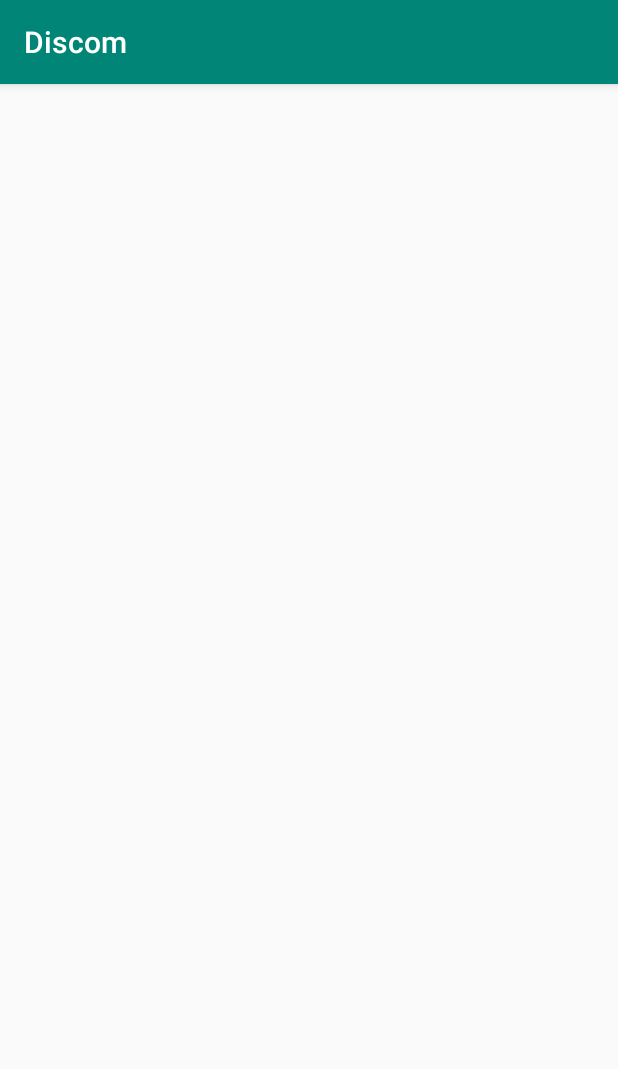
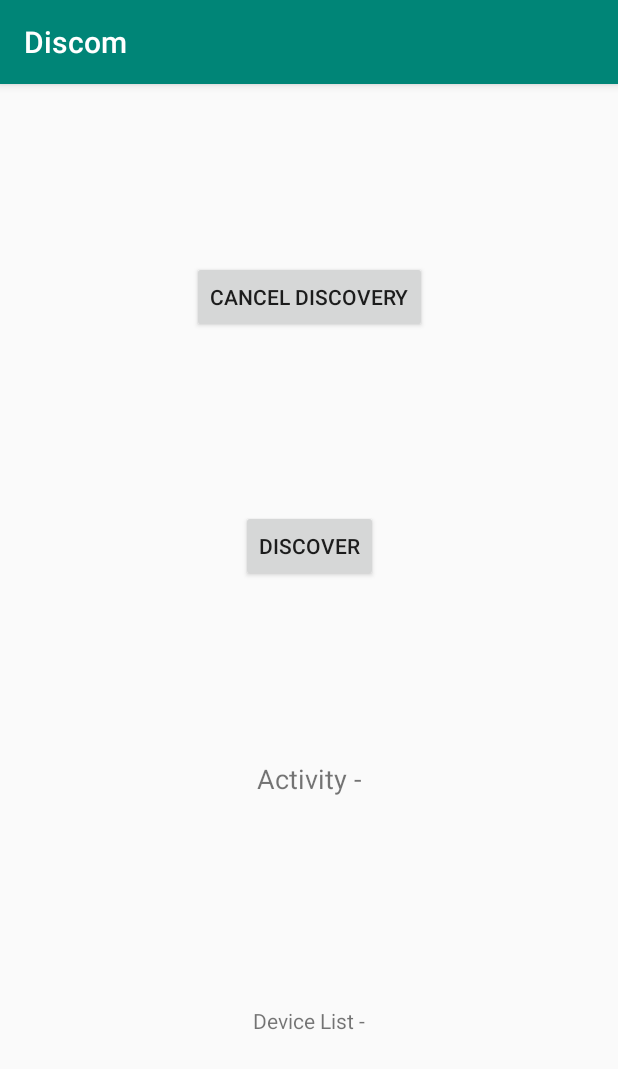
Before and after one commit to naishadh14/Discom, an Android app: the screen it shows after launch (MainActivity), on a phone screen of 412 x 824 dp. Shown: the top 1069 px of the screen. Run offline under Robolectric (Android 15) with nearby library versions, the phone set to English and light mode, and no system bars.

Commit message:
Added buttons for actions, and separate activity for connection

```diff
--- a/app/src/main/AndroidManifest.xml
+++ b/app/src/main/AndroidManifest.xml
@@ -17,6 +17,8 @@
         <activity android:name=".PairedDevices"
             android:parentActivityName=".ModifyBluetooth">
         </activity>
+        <activity android:name=".ConnectDevices">
+        </activity>
         <activity android:name=".MainActivity">
             <intent-filter>
                 <action android:name="android.intent.action.MAIN" />
--- a/app/src/main/java/com/example/discom/MainActivity.java
+++ b/app/src/main/java/com/example/discom/MainActivity.java
@@ -7,16 +7,33 @@ import android.content.Context;
 import android.content.Intent;
 import android.content.IntentFilter;
 import android.os.Bundle;
+import android.os.Parcelable;
+import android.text.method.ScrollingMovementMethod;
+import android.view.View;
+import android.widget.Button;
 import android.widget.TextView;
 
 import androidx.appcompat.app.AppCompatActivity;
 
+import java.io.Serializable;
+import java.util.ArrayList;
+import java.util.List;
+
 public class MainActivity extends AppCompatActivity {
+
+    List<DeviceInfo> discovered_devices;
+
     @Override
     protected void onCreate(Bundle savedInstanceState) {
         super.onCreate(savedInstanceState);
         setContentView(R.layout.activity_main);
+        this.discovered_devices = new ArrayList<DeviceInfo>();
         TextView text = (TextView) findViewById(R.id.textView3);
+        text.setMovementMethod(new ScrollingMovementMethod());
+        text.append("\n");
+
+        TextView text2 = (TextView) findViewById(R.id.textView4);
+        text2.append("\n");
 
         BluetoothAdapter bluetoothAdapter = BluetoothAdapter.getDefaultAdapter();
 
@@ -27,33 +44,14 @@ public class MainActivity extends AppCompatActivity {
         IntentFilter discovery_state_filter = new IntentFilter(BluetoothAdapter.ACTION_SCAN_MODE_CHANGED);
         registerReceiver(discovery_state_receiver, discovery_state_filter);
 
-        /*
-        IntentFilter filter = new IntentFilter(BluetoothDevice.ACTION_FOUND);
-        registerReceiver(receiver, filter);
+        IntentFilter discovery_status_start = new IntentFilter(BluetoothAdapter.ACTION_DISCOVERY_STARTED);
+        registerReceiver(discovery_starting, discovery_status_start);
 
-        int REQUEST_ID = 1;
-        ActivityCompat.requestPermissions(this,
-                new String[]{Manifest.permission.ACCESS_COARSE_LOCATION,
-                Manifest.permission.ACCESS_FINE_LOCATION,
-                Manifest.permission.BLUETOOTH,
-                Manifest.permission.BLUETOOTH_ADMIN},
-                REQUEST_ID);
+        IntentFilter discovery_status_finish = new IntentFilter(BluetoothAdapter.ACTION_DISCOVERY_FINISHED);
+        registerReceiver(discovery_ending, discovery_status_finish);
 
-        bluetoothAdapter.disable();
-        bluetoothAdapter.enable();
-        if(bluetoothAdapter.isDiscovering()) {
-            bluetoothAdapter.cancelDiscovery();
-        }
-        int state = bluetoothAdapter.getState();
-        text.append(Integer.toString(state));
-        boolean flag = bluetoothAdapter.startDiscovery();
-        if(!flag) {
-            text.append("Could not start discovery!\n");
-            return;
-        }
-
-        text.append("Following Bluetooth Devices Found -\n");
-        */
+        IntentFilter device_found = new IntentFilter(BluetoothDevice.ACTION_FOUND);
+        registerReceiver(device_found_receiver, device_found);
     }
 
     // Create a BroadcastReceiver for ACTION_STATE_CHANGED.
@@ -69,17 +67,11 @@ public class MainActivity extends AppCompatActivity {
                     text.append("Adapter is off.\n");
                 else if(intent.getIntExtra(BluetoothAdapter.EXTRA_STATE, -1)
                     == BluetoothAdapter.STATE_ON) {
-                    text.append("Adapter is on.\n");
+                    //text.append("Adapter is on.\n");
                     int mode = checkScanMode();
                     if(mode == 0 || mode == 1)
                         requestDiscovery();
                 }
-                else if(intent.getIntExtra(BluetoothAdapter.EXTRA_STATE, -1)
-                        == BluetoothAdapter.STATE_TURNING_OFF)
-                    text.append("Adapter is turning off.\n");
-                else if(intent.getIntExtra(BluetoothAdapter.EXTRA_STATE, -1)
-                        == BluetoothAdapter.STATE_TURNING_ON)
-                    text.append("Adapter is turning on.\n");
             }
         }
     };
@@ -98,15 +90,38 @@ public class MainActivity extends AppCompatActivity {
                     text.append("Scan mode connectable.\n");
                 else if(mode == BluetoothAdapter.SCAN_MODE_CONNECTABLE_DISCOVERABLE) {
                     text.append("Scan mode connectable and discoverable.\n");
-                    startDiscovery();
                 }
+            }
+        }
+    };
+
+    private final BroadcastReceiver discovery_starting = new BroadcastReceiver() {
+        public void onReceive(Context context, Intent intent) {
+            String action = intent.getAction();
+            if (BluetoothAdapter.ACTION_DISCOVERY_STARTED.equals(action)) {
+                // SCAN MODE HAS CHANGED. GET NEW SCAN MODE.
+                TextView text = (TextView) findViewById(R.id.textView3);
+                text.append("Discovery process has started.\n");
+                makeButtonInvisible();
+            }
+        }
+    };
+
+    private final BroadcastReceiver discovery_ending = new BroadcastReceiver() {
+        public void onReceive(Context context, Intent intent) {
+            String action = intent.getAction();
+            if (BluetoothAdapter.ACTION_DISCOVERY_FINISHED.equals(action)) {
+                // SCAN MODE HAS CHANGED. GET NEW SCAN MODE.
+                TextView text = (TextView) findViewById(R.id.textView3);
+                text.append("Discovery process has finished.\n");
+                makeButtonVisible();
             }
         }
     };
 
 
     // Create a BroadcastReceiver for ACTION_FOUND.
-    private final BroadcastReceiver receiver = new BroadcastReceiver() {
+    private final BroadcastReceiver device_found_receiver = new BroadcastReceiver() {
         public void onReceive(Context context, Intent intent) {
             String action = intent.getAction();
             if (BluetoothDevice.ACTION_FOUND.equals(action)) {
@@ -116,17 +131,65 @@ public class MainActivity extends AppCompatActivity {
                 BluetoothDevice device = intent.getParcelableExtra(BluetoothDevice.EXTRA_DEVICE);
                 String deviceName = device.getName();
                 String deviceHardwareAddress = device.getAddress(); // MAC address
-                text.append(deviceName);
-                text.append(deviceHardwareAddress);
+                createDiscoveryList(deviceName, deviceHardwareAddress);
             }
         }
     };
 
-    @Override
-    protected void onDestroy() {
-        super.onDestroy();
-        // Don't forget to unregister the ACTION_FOUND receiver.
-        unregisterReceiver(receiver);
+    //Make a onDestroy
+
+    public void makeButtonVisible() {
+        Button button = (Button) findViewById(R.id.button3);
+        button.setVisibility(View.VISIBLE);
+    }
+
+    public void makeButtonInvisible() {
+        Button button = (Button) findViewById(R.id.button3);
+        button.setVisibility(View.GONE);
+    }
+
+    public void NavigateToConnectDevices(View view) {
+        Intent intent = new Intent(this, ConnectDevices.class);
+        intent.putExtra("DeviceList", (Serializable) this.discovered_devices);
+        startActivity(intent);
+    }
+
+    public void createDiscoveryList(String name, String address) {
+        DeviceInfo device = new DeviceInfo();
+        device.setName(name);
+        device.setAddress(address);
+        addDeviceToList(device);
+        refreshList();
+    }
+
+    public boolean checkDuplicate(DeviceInfo device) {
+        int len = this.discovered_devices.size();
+        for(int i = 0; i < len; i++) {
+            if(this.discovered_devices.get(i).isDuplicate(device))
+                return true;
+        }
+        return false;
+    }
+
+    public void addDeviceToList(DeviceInfo device) {
+        if(!checkDuplicate(device))
+            this.discovered_devices.add(device);
+    }
+
+    public void refreshList() {
+        TextView text = (TextView) findViewById(R.id.textView4);
+        text.setText("");
+        int len = this.discovered_devices.size();
+        DeviceInfo device;
+        for(int i = 0; i < len; i++) {
+            device = discovered_devices.get(i);
+            text.append("Device: ");
+            text.append(device.name);
+            text.append("\n");
+            text.append("Address: ");
+            text.append(device.address);
+            text.append("\n");
+        }
     }
 
     public void requestDiscovery() {
@@ -154,13 +217,23 @@ public class MainActivity extends AppCompatActivity {
         return -1;
     }
 
-    public void startDiscovery() {
+    public void startDiscovery(View view) {
         BluetoothAdapter bluetoothAdapter = BluetoothAdapter.getDefaultAdapter();
         TextView text = (TextView)findViewById(R.id.textView3);
+        if(bluetoothAdapter.isDiscovering())
+            bluetoothAdapter.cancelDiscovery();
         boolean flag = bluetoothAdapter.startDiscovery();
-        if(flag)
-            text.append("Discovery started!\n");
-        else
+        if(flag) {
+            text.append("Discovery starting.\n");
+        }
+        else {
             text.append("Could not start discovery!\n");
+        }
     }
+
+    public void cancelDiscovery(View view) {
+        BluetoothAdapter bluetoothAdapter = BluetoothAdapter.getDefaultAdapter();
+        bluetoothAdapter.cancelDiscovery();
+    }
+
 }
--- a/app/src/main/res/layout/activity_main.xml
+++ b/app/src/main/res/layout/activity_main.xml
@@ -8,17 +8,71 @@
 
     <androidx.constraintlayout.widget.ConstraintLayout
         android:layout_width="match_parent"
-        android:layout_height="match_parent">
+        android:layout_height="match_parent"
+        tools:layout_editor_absoluteX="0dp"
+        tools:layout_editor_absoluteY="0dp">
 
         <TextView
             android:id="@+id/textView3"
             android:layout_width="wrap_content"
             android:layout_height="wrap_content"
-            android:layout_marginStart="16dp"
-            android:layout_marginTop="16dp"
-            android:layout_marginEnd="16dp"
+            android:scrollbarAlwaysDrawHorizontalTrack="false"
+            android:scrollbars="vertical"
+            android:text="Activity -"
             android:textSize="18sp"
+            app:layout_constraintBottom_toTopOf="@+id/textView4"
             app:layout_constraintEnd_toEndOf="parent"
+            app:layout_constraintHorizontal_bias="0.5"
+            app:layout_constraintStart_toStartOf="parent"
+            app:layout_constraintTop_toBottomOf="@+id/button4"
+            tools:visibility="gone" />
+
+        <TextView
+            android:id="@+id/textView4"
+            android:layout_width="wrap_content"
+            android:layout_height="wrap_content"
+            android:scrollbars="vertical"
+            android:text="Device List -"
+            app:layout_constraintBottom_toTopOf="@+id/button3"
+            app:layout_constraintEnd_toEndOf="parent"
+            app:layout_constraintHorizontal_bias="0.5"
+            app:layout_constraintStart_toStartOf="parent"
+            app:layout_constraintTop_toBottomOf="@+id/textView3" />
+
+        <Button
+            android:id="@+id/button3"
+            android:layout_width="wrap_content"
+            android:layout_height="wrap_content"
+            android:onClick="NavigateToConnectDevices"
+            android:text="Connect Devices"
+            android:visibility="gone"
+            app:layout_constraintBottom_toBottomOf="parent"
+            app:layout_constraintEnd_toEndOf="parent"
+            app:layout_constraintHorizontal_bias="0.5"
+            app:layout_constraintStart_toStartOf="parent"
+            app:layout_constraintTop_toBottomOf="@+id/textView4" />
+
+        <Button
+            android:id="@+id/button4"
+            android:layout_width="wrap_content"
+            android:layout_height="wrap_content"
+            android:onClick="startDiscovery"
+            android:text="Discover"
+            app:layout_constraintBottom_toTopOf="@+id/textView3"
+            app:layout_constraintEnd_toEndOf="parent"
+            app:layout_constraintHorizontal_bias="0.5"
+            app:layout_constraintStart_toStartOf="parent"
+            app:layout_constraintTop_toBottomOf="@+id/button6" />
+
+        <Button
+            android:id="@+id/button6"
+            android:layout_width="wrap_content"
+            android:layout_height="wrap_content"
+            android:onClick="cancelDiscovery"
+            android:text="Cancel Discovery"
+            app:layout_constraintBottom_toTopOf="@+id/button4"
+            app:layout_constraintEnd_toEndOf="parent"
+            app:layout_constraintHorizontal_bias="0.5"
             app:layout_constraintStart_toStartOf="parent"
             app:layout_constraintTop_toTopOf="parent" />
     </androidx.constraintlayout.widget.ConstraintLayout>
```
Also changed, not shown: app/src/main/java/com/example/discom/ConnectDevices.java (added, +40 -0 lines), app/src/main/java/com/example/discom/DeviceInfo.java (added, +20 -0 lines), app/src/main/res/layout/connect_devices.xml (added, +28 -0 lines), 1 other file.
